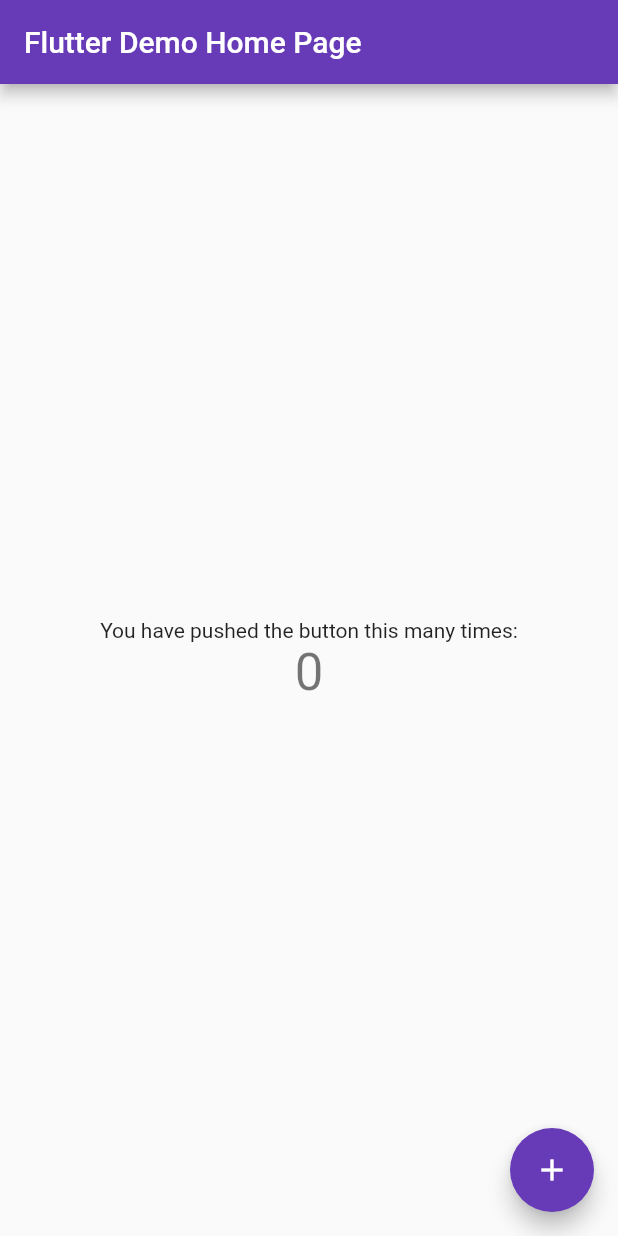
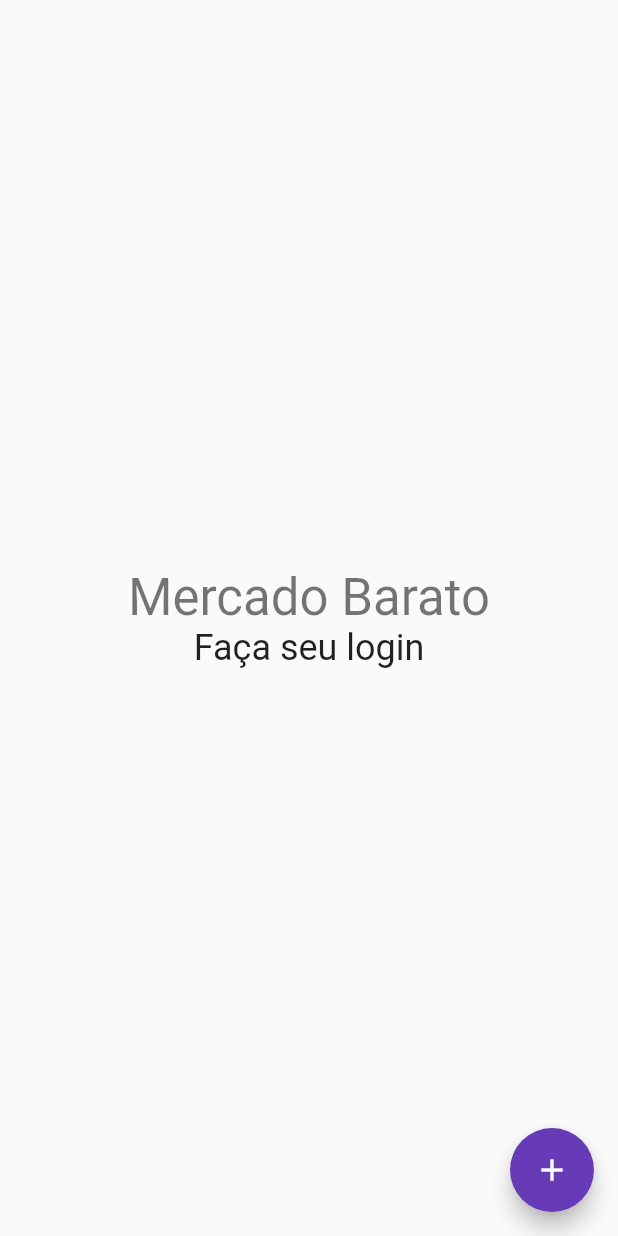
Before and after one commit to izaque93/mercado_barato, a Flutter app: the screen it shows after launch, on a phone screen of 412 x 824 dp. Run offline on Flutter 3.47's test engine with Material 2 defaults, Android fonts, the phone set to English and light mode, and no system bars.

Commit message:
init of works

```diff
--- a/lib/main.dart
+++ b/lib/main.dart
@@ -14,83 +14,43 @@ class MyApp extends StatelessWidget {
       theme: ThemeData(
         primarySwatch: Colors.deepPurple,
       ),
-      home: const MyHomePage(title: 'Flutter Demo Home Page'),
+      home: const LoginPage(title: 'Flutter Demo Home Page'),
     );
   }
 }
 
-class MyHomePage extends StatefulWidget {
-  const MyHomePage({super.key, required this.title});
-
-  // This widget is the home page of your application. It is stateful, meaning
-  // that it has a State object (defined below) that contains fields that affect
-  // how it looks.
-
-  // This class is the configuration for the state. It holds the values (in this
-  // case the title) provided by the parent (in this case the App widget) and
-  // used by the build method of the State. Fields in a Widget subclass are
-  // always marked "final".
+class LoginPage extends StatefulWidget {
+  const LoginPage({super.key, required this.title});
 
   final String title;
 
   @override
-  State<MyHomePage> createState() => _MyHomePageState();
+  State<LoginPage> createState() => _LoginPageState();
 }
 
-class _MyHomePageState extends State<MyHomePage> {
+class _LoginPageState extends State<LoginPage> {
   int _counter = 0;
 
   void _incrementCounter() {
     setState(() {
-      // This call to setState tells the Flutter framework that something has
-      // changed in this State, which causes it to rerun the build method below
-      // so that the display can reflect the updated values. If we changed
-      // _counter without calling setState(), then the build method would not be
-      // called again, and so nothing would appear to happen.
       _counter++;
     });
   }
 
   @override
   Widget build(BuildContext context) {
-    // This method is rerun every time setState is called, for instance as done
-    // by the _incrementCounter method above.
-    //
-    // The Flutter framework has been optimized to make rerunning build methods
-    // fast, so that you can just rebuild anything that needs updating rather
-    // than having to individually change instances of widgets.
     return Scaffold(
-      appBar: AppBar(
-        // Here we take the value from the MyHomePage object that was created by
-        // the App.build method, and use it to set our appbar title.
-        title: Text(widget.title),
-      ),
       body: Center(
-        // Center is a layout widget. It takes a single child and positions it
-        // in the middle of the parent.
         child: Column(
-          // Column is also a layout widget. It takes a list of children and
-          // arranges them vertically. By default, it sizes itself to fit its
-          // children horizontally, and tries to be as tall as its parent.
-          //
-          // Invoke "debug painting" (press "p" in the console, choose the
-          // "Toggle Debug Paint" action from the Flutter Inspector in Android
-          // Studio, or the "Toggle Debug Paint" command in Visual Studio Code)
-          // to see the wireframe for each widget.
-          //
-          // Column has various properties to control how it sizes itself and
-          // how it positions its children. Here we use mainAxisAlignment to
-          // center the children vertically; the main axis here is the vertical
-          // axis because Columns are vertical (the cross axis would be
-          // horizontal).
           mainAxisAlignment: MainAxisAlignment.center,
           children: <Widget>[
-            const Text(
-              'You have pushed the button this many times:',
+            Text(
+              'Mercado Barato',
+              style: Theme.of(context).textTheme.headlineMedium,
             ),
             Text(
-              '$_counter',
-              style: Theme.of(context).textTheme.headlineMedium,
+              'Faça seu login',
+              style: Theme.of(context).textTheme.headlineSmall,
             ),
           ],
         ),
@@ -99,7 +59,7 @@ class _MyHomePageState extends State<MyHomePage> {
         onPressed: _incrementCounter,
         tooltip: 'Increment',
         child: const Icon(Icons.add),
-      ), // This trailing comma makes auto-formatting nicer for build methods.
+      ),
     );
   }
 }
```
